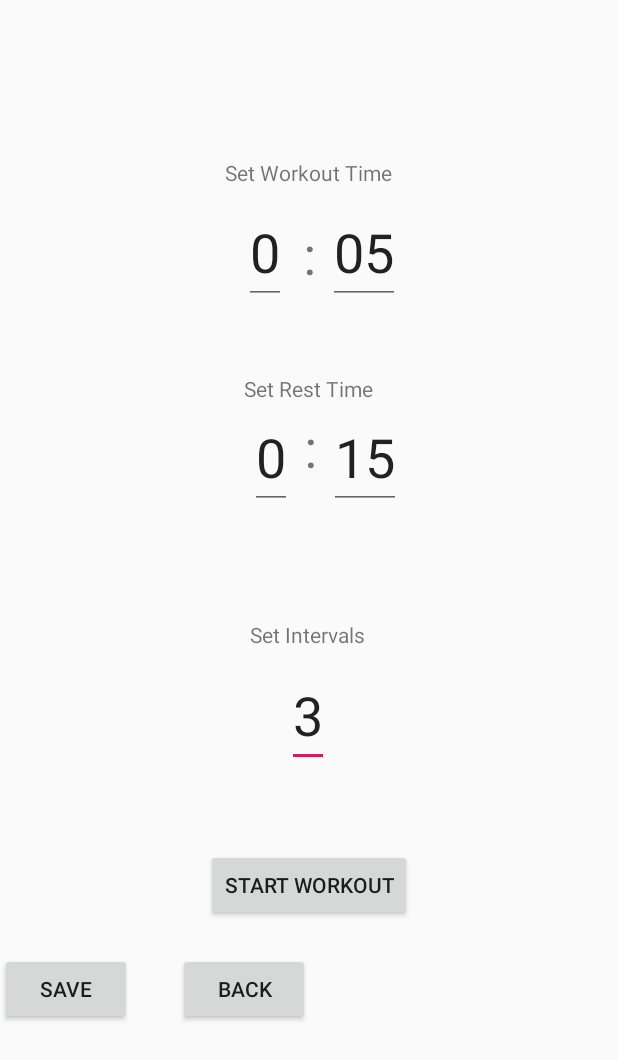
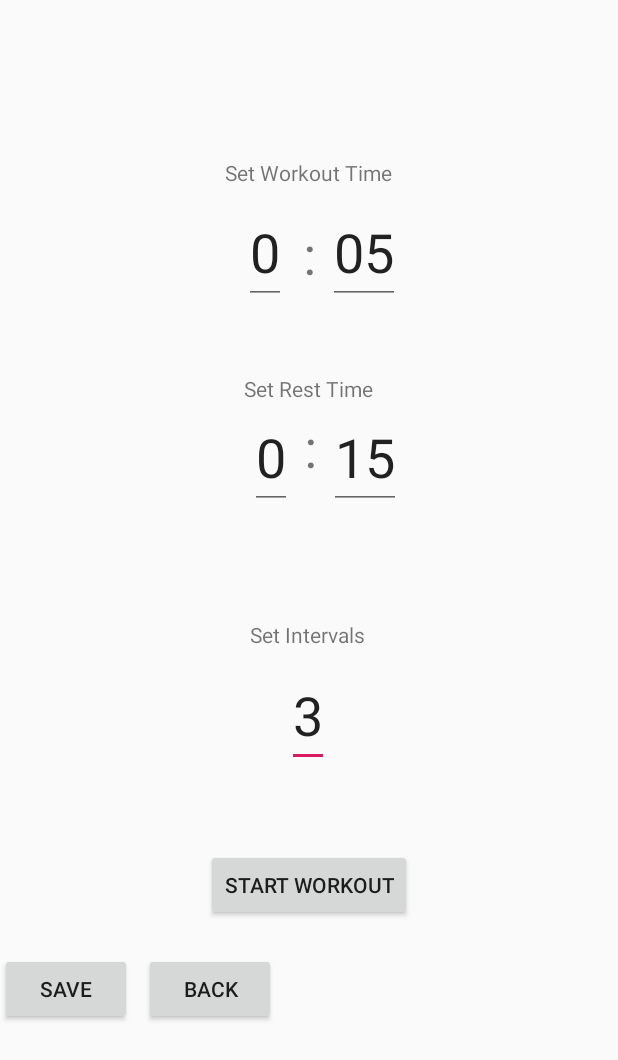
Before and after one commit to mglaser001/WorkoutIntervalTimer, an Android app: the SimpleTimerMenuActivity screen opened directly, with no data from a screen before it, on a phone screen of 412 x 824 dp. Shown: the top 1060 px of the screen. Run offline under Robolectric (Android 15) with nearby library versions, the phone set to English and light mode, and no system bars.

Commit message:
-Changes to simple timer menu view

```diff
--- a/app/src/main/res/layout/activity_simple_timer_menu.xml
+++ b/app/src/main/res/layout/activity_simple_timer_menu.xml
@@ -183,12 +183,9 @@
         android:layout_height="wrap_content"
         android:layout_marginStart="8dp"
         android:layout_marginTop="8dp"
-        android:layout_marginEnd="8dp"
         android:layout_marginBottom="8dp"
         android:text="Back"
         app:layout_constraintBottom_toBottomOf="parent"
-        app:layout_constraintEnd_toEndOf="parent"
-        app:layout_constraintHorizontal_bias="0.103"
         app:layout_constraintStart_toEndOf="@+id/simpleTimerSave_Btn"
         app:layout_constraintTop_toBottomOf="@+id/simpleTimerStart_Btn"
         app:layout_constraintVertical_bias="0.09" />
```
